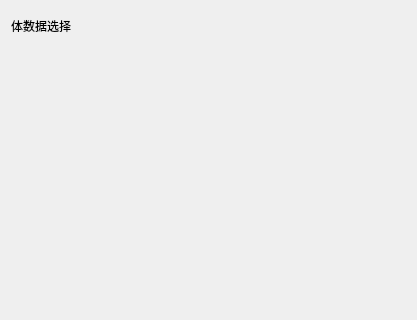
The window that Modules/VolumeDisplayController/Resources/UI/qSlicerVolumeDisplayControllerModuleWidget.ui (zpphigh/STK) describes before a commit, drawn with Qt 5; both pictures show x 0 to 417 and y 0 to 320 of the 417 by 476 pixel window.
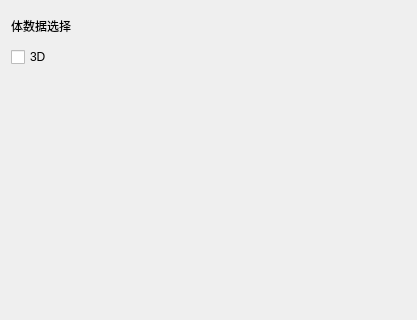
The same window after the commit. Custom widgets are drawn as their Qt base class.

Commit message: volume rendering visibility

Diff of the .ui file:
```diff
--- a/Modules/VolumeDisplayController/Resources/UI/qSlicerVolumeDisplayControllerModuleWidget.ui
+++ b/Modules/VolumeDisplayController/Resources/UI/qSlicerVolumeDisplayControllerModuleWidget.ui
@@ -52,6 +52,13 @@
      </item>
     </layout>
    </item>
+   <item>
+    <widget class="QCheckBox" name="Visibility3DCheckBox">
+     <property name="text">
+      <string>3D</string>
+     </property>
+    </widget>
+   </item>
    <item>
     <widget class="qSlicerVolumeDisplayWidget" name="VolumeDisplayWidget" native="true">
      <property name="minimumSize">
```
The commit also changes 3 other files.
